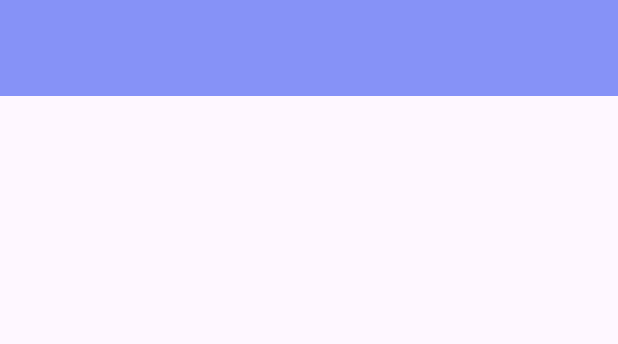
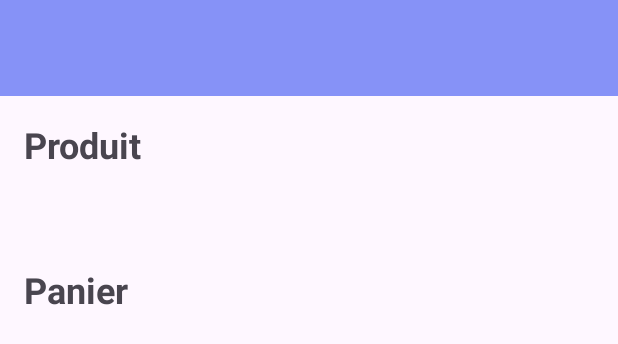
Before and after one commit to Ricieus/TP-ListeEpicerie, an Android app: the layout activity_main.xml on its own in the app's theme, with its tools: preview values and no code run, on a phone screen of 412 x 824 dp. Shown: the top 344 px of the screen. Run offline under Robolectric (Android 15) with nearby library versions, the phone set to English and light mode, and no system bars.

Commit message:
Amélioration du UI + nouvelle style de page

```diff
--- a/app/src/main/res/layout/activity_main.xml
+++ b/app/src/main/res/layout/activity_main.xml
@@ -6,18 +6,6 @@
     android:layout_width="match_parent"
     android:layout_height="match_parent"
     tools:context=".MainActivity">
-
-    <androidx.recyclerview.widget.RecyclerView
-        android:id="@+id/recyclerItem"
-        android:layout_width="411dp"
-        android:layout_height="327dp"
-        app:layoutManager="androidx.recyclerview.widget.LinearLayoutManager"
-        app:layout_constraintBottom_toBottomOf="parent"
-        app:layout_constraintEnd_toEndOf="parent"
-        app:layout_constraintHorizontal_bias="0.0"
-        app:layout_constraintStart_toStartOf="parent"
-        app:layout_constraintTop_toTopOf="parent"
-        app:layout_constraintVertical_bias="0.15" />
 
     <include
         android:id="@+id/toolbar"
@@ -28,14 +16,53 @@
         app:layout_constraintStart_toStartOf="parent"
         app:layout_constraintTop_toTopOf="parent" />
 
-    <androidx.recyclerview.widget.RecyclerView
-        android:id="@+id/recycleCart"
+    <ScrollView
         android:layout_width="match_parent"
-        android:layout_height="wrap_content"
-        android:layout_marginTop="452dp"
-        app:layout_constraintEnd_toEndOf="parent"
-        app:layout_constraintHorizontal_bias="0.0"
-        app:layout_constraintStart_toStartOf="parent"
-        app:layout_constraintTop_toTopOf="parent" />
+        android:layout_height="0dp"
+        android:fillViewport="true"
+        app:layout_constraintTop_toBottomOf="@id/toolbar"
+        app:layout_constraintBottom_toBottomOf="parent">
+
+        <LinearLayout
+            android:layout_width="match_parent"
+            android:layout_height="wrap_content"
+            android:orientation="vertical">
+
+            <TextView
+                android:id="@+id/textProduit"
+                android:layout_width="match_parent"
+                android:layout_height="wrap_content"
+                android:text="Produit"
+                android:textSize="24sp"
+                android:layout_margin="16dp"
+                android:textStyle="bold"/>
+
+            <androidx.recyclerview.widget.RecyclerView
+                android:id="@+id/recyclerItem"
+                android:layout_width="match_parent"
+                android:layout_height="wrap_content"
+                android:layout_marginTop="16dp"
+                android:layout_marginBottom="16dp"
+                app:layoutManager="androidx.recyclerview.widget.LinearLayoutManager"/>
+
+            <TextView
+                android:id="@+id/textPanier"
+                android:layout_width="match_parent"
+                android:layout_height="wrap_content"
+                android:text="Panier"
+                android:textSize="24sp"
+                android:layout_margin="16dp"
+                android:textStyle="bold"/>
+
+            <androidx.recyclerview.widget.RecyclerView
+                android:id="@+id/recycleCart"
+                android:layout_width="match_parent"
+                android:layout_height="wrap_content"
+                android:layout_marginTop="16dp"
+                android:layout_marginBottom="16dp"
+                app:layoutManager="androidx.recyclerview.widget.LinearLayoutManager"/>
+
+        </LinearLayout>
+    </ScrollView>
 
 </androidx.constraintlayout.widget.ConstraintLayout>
--- a/app/src/main/res/values/colors.xml
+++ b/app/src/main/res/values/colors.xml
@@ -3,4 +3,5 @@
     <color name="black">#FF000000</color>
     <color name="white">#FFFFFFFF</color>
     <color name="lavender">#8692f7</color>
+    <color name="blue">#0071ce</color>
 </resources>
```
Also changed, not shown: app/src/main/res/drawable/cube.xml (added, +16 -0 lines), app/src/main/res/drawable/rectangle.xml (added, +16 -0 lines), app/src/main/res/layout/home_screen.xml (added, +95 -0 lines), app/src/main/res/drawable/vegetable.png (added).
